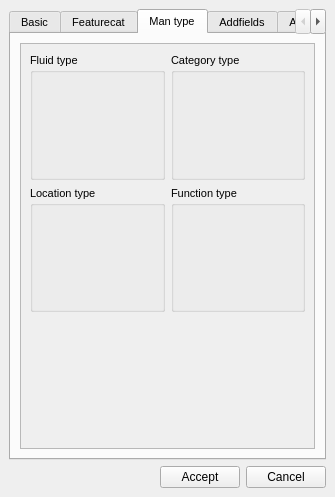
First picture: the form in core/ui/toolbars/utilities/config.ui, repository Giswater/giswater_qgis_plugin, before the edit.
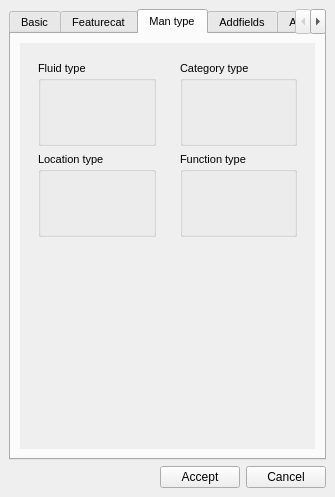
Second picture: the form after the edit. The open tabs and pages were chosen to show the change.

Commit message: Improve enhancement on config ui form

```diff
--- a/core/ui/toolbars/utilities/config.ui
+++ b/core/ui/toolbars/utilities/config.ui
@@ -463,6 +463,9 @@
             <verstretch>0</verstretch>
            </sizepolicy>
           </property>
+          <property name="frameShape">
+           <enum>QFrame::NoFrame</enum>
+          </property>
           <property name="widgetResizable">
            <bool>true</bool>
           </property>
@@ -471,62 +474,21 @@
             <rect>
              <x>0</x>
              <y>0</y>
-             <width>291</width>
-             <height>402</height>
+             <width>293</width>
+             <height>404</height>
             </rect>
            </property>
            <layout class="QGridLayout" name="gridLayout_4">
-            <item row="1" column="1">
-             <widget class="QGroupBox" name="grb_location_type">
-              <property name="title">
-               <string>Location type</string>
-              </property>
-              <layout class="QGridLayout" name="gridLayout_25">
-               <item row="0" column="0">
-                <layout class="QGridLayout" name="lyt_location_type"/>
-               </item>
-               <item row="1" column="0">
-                <spacer name="verticalSpacer_12">
-                 <property name="orientation">
-                  <enum>Qt::Vertical</enum>
-                 </property>
-                 <property name="sizeHint" stdset="0">
-                  <size>
-                   <width>20</width>
-                   <height>40</height>
-                  </size>
-                 </property>
-                </spacer>
-               </item>
-              </layout>
-             </widget>
-            </item>
-            <item row="0" column="1">
-             <widget class="QGroupBox" name="grb_fluid_type">
-              <property name="title">
-               <string>Fluid type</string>
-              </property>
-              <layout class="QGridLayout" name="gridLayout_24">
-               <item row="0" column="0">
-                <layout class="QGridLayout" name="lyt_fluid_type"/>
-               </item>
-               <item row="1" column="0">
-                <spacer name="verticalSpacer_10">
-                 <property name="orientation">
-                  <enum>Qt::Vertical</enum>
-                 </property>
-                 <property name="sizeHint" stdset="0">
-                  <size>
-                   <width>20</width>
-                   <height>40</height>
-                  </size>
-                 </property>
-                </spacer>
-               </item>
-              </layout>
-             </widget>
-            </item>
             <item row="0" column="2">
+             <widget class="QFrame" name="frame_5">
+              <property name="frameShape">
+               <enum>QFrame::NoFrame</enum>
+              </property>
+              <property name="frameShadow">
+               <enum>QFrame::Raised</enum>
+              </property>
+              <layout class="QGridLayout" name="gridLayout_33">
+               <item row="0" column="0">
              <widget class="QGroupBox" name="grb_category_type">
               <property name="title">
                <string>Category type</string>
@@ -551,7 +513,7 @@
               </layout>
              </widget>
             </item>
-            <item row="1" column="2">
+               <item row="1" column="0">
              <widget class="QGroupBox" name="grb_function_type">
               <property name="title">
                <string>Function type</string>
@@ -576,7 +538,72 @@
               </layout>
              </widget>
             </item>
-            <item row="2" column="1" colspan="2">
+              </layout>
+             </widget>
+            </item>
+            <item row="0" column="1">
+             <widget class="QFrame" name="frame_4">
+              <property name="frameShape">
+               <enum>QFrame::NoFrame</enum>
+              </property>
+              <property name="frameShadow">
+               <enum>QFrame::Raised</enum>
+              </property>
+              <layout class="QGridLayout" name="gridLayout_28">
+               <item row="0" column="0">
+                <widget class="QGroupBox" name="grb_fluid_type">
+                 <property name="title">
+                  <string>Fluid type</string>
+                 </property>
+                 <layout class="QGridLayout" name="gridLayout_24">
+                  <item row="0" column="0">
+                   <layout class="QGridLayout" name="lyt_fluid_type"/>
+                  </item>
+                  <item row="1" column="0">
+                   <spacer name="verticalSpacer_10">
+                    <property name="orientation">
+                     <enum>Qt::Vertical</enum>
+                    </property>
+                    <property name="sizeHint" stdset="0">
+                     <size>
+                      <width>20</width>
+                      <height>40</height>
+                     </size>
+                    </property>
+                   </spacer>
+                  </item>
+                 </layout>
+                </widget>
+               </item>
+               <item row="1" column="0">
+                <widget class="QGroupBox" name="grb_location_type">
+                 <property name="title">
+                  <string>Location type</string>
+                 </property>
+                 <layout class="QGridLayout" name="gridLayout_25">
+                  <item row="0" column="0">
+                   <layout class="QGridLayout" name="lyt_location_type"/>
+                  </item>
+                  <item row="1" column="0">
+                   <spacer name="verticalSpacer_12">
+                    <property name="orientation">
+                     <enum>Qt::Vertical</enum>
+                    </property>
+                    <property name="sizeHint" stdset="0">
+                     <size>
+                      <width>20</width>
+                      <height>40</height>
+                     </size>
+                    </property>
+                   </spacer>
+                  </item>
+                 </layout>
+                </widget>
+               </item>
+              </layout>
+             </widget>
+            </item>
+            <item row="1" column="1" colspan="2">
              <spacer name="verticalSpacer_3">
               <property name="orientation">
                <enum>Qt::Vertical</enum>
```
Left out of the diff: 395 changed lines with no effect on the pictures. Lines whose indentation alone changed are shown as unchanged.
